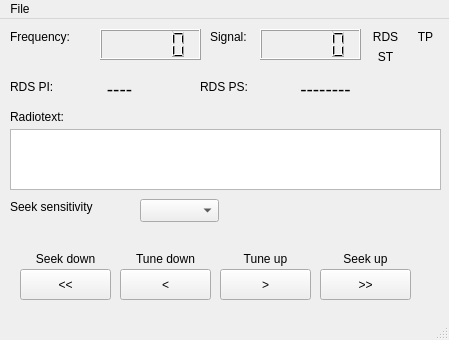
The window that mainwindow.ui (gersch07/pytef6686) describes before a commit, drawn with Qt 5.
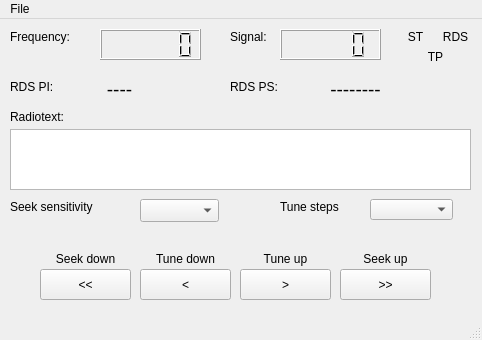
The same window after the commit.

The edit to the form file:
```diff
--- a/mainwindow.ui
+++ b/mainwindow.ui
@@ -6,7 +6,7 @@
    <rect>
     <x>0</x>
     <y>0</y>
-    <width>449</width>
+    <width>482</width>
     <height>340</height>
    </rect>
   </property>
@@ -30,7 +30,7 @@
    <widget class="QPushButton" name="SeekDown_Button">
     <property name="geometry">
      <rect>
-      <x>20</x>
+      <x>40</x>
       <y>250</y>
       <width>91</width>
       <height>31</height>
@@ -43,7 +43,7 @@
    <widget class="QPushButton" name="TuneDown_Button">
     <property name="geometry">
      <rect>
-      <x>120</x>
+      <x>140</x>
       <y>250</y>
       <width>91</width>
       <height>31</height>
@@ -56,7 +56,7 @@
    <widget class="QPushButton" name="TuneUp_Button">
     <property name="geometry">
      <rect>
-      <x>220</x>
+      <x>240</x>
       <y>250</y>
       <width>91</width>
       <height>31</height>
@@ -69,7 +69,7 @@
    <widget class="QPushButton" name="SeekUp_Button">
     <property name="geometry">
      <rect>
-      <x>320</x>
+      <x>340</x>
       <y>250</y>
       <width>91</width>
       <height>31</height>
@@ -88,11 +88,14 @@
       <height>31</height>
      </rect>
     </property>
+    <property name="digitCount">
+     <number>6</number>
+    </property>
    </widget>
    <widget class="QLabel" name="SeekDown_Label">
     <property name="geometry">
      <rect>
-      <x>20</x>
+      <x>40</x>
       <y>230</y>
       <width>91</width>
       <height>20</height>
@@ -108,7 +111,7 @@
    <widget class="QLabel" name="TuneDown_Label">
     <property name="geometry">
      <rect>
-      <x>120</x>
+      <x>140</x>
       <y>230</y>
       <width>91</width>
       <height>20</height>
@@ -124,7 +127,7 @@
    <widget class="QLabel" name="TuneUp_Label">
     <property name="geometry">
      <rect>
-      <x>220</x>
+      <x>240</x>
       <y>230</y>
       <width>91</width>
       <height>20</height>
@@ -140,7 +143,7 @@
    <widget class="QLabel" name="SeekUp_Label">
     <property name="geometry">
      <rect>
-      <x>320</x>
+      <x>340</x>
       <y>230</y>
       <width>91</width>
       <height>20</height>
@@ -156,7 +159,7 @@
    <widget class="QLabel" name="RDS_Ind_Label">
     <property name="geometry">
      <rect>
-      <x>370</x>
+      <x>440</x>
       <y>10</y>
       <width>31</width>
       <height>16</height>
@@ -172,8 +175,8 @@
    <widget class="QLabel" name="TP_Ind_Label">
     <property name="geometry">
      <rect>
-      <x>410</x>
-      <y>10</y>
+      <x>420</x>
+      <y>30</y>
       <width>31</width>
       <height>16</height>
      </rect>
@@ -188,7 +191,7 @@
    <widget class="QLCDNumber" name="Signal_dBuV_LCD">
     <property name="geometry">
      <rect>
-      <x>260</x>
+      <x>280</x>
       <y>10</y>
       <width>101</width>
       <height>31</height>
@@ -198,7 +201,7 @@
    <widget class="QLabel" name="Signal_Label">
     <property name="geometry">
      <rect>
-      <x>210</x>
+      <x>230</x>
       <y>10</y>
       <width>71</width>
       <height>16</height>
@@ -211,8 +214,8 @@
    <widget class="QLabel" name="Stereo_Ind_Label">
     <property name="geometry">
      <rect>
-      <x>370</x>
-      <y>30</y>
+      <x>400</x>
+      <y>10</y>
       <width>31</width>
       <height>16</height>
      </rect>
@@ -229,7 +232,7 @@
      <rect>
       <x>10</x>
       <y>110</y>
-      <width>431</width>
+      <width>461</width>
       <height>61</height>
      </rect>
     </property>
@@ -263,7 +266,7 @@
    <widget class="QLabel" name="TextFreq_label_3">
     <property name="geometry">
      <rect>
-      <x>200</x>
+      <x>230</x>
       <y>60</y>
       <width>71</width>
       <height>16</height>
@@ -297,7 +300,7 @@
    <widget class="QLabel" name="RDS_PS_QLabel">
     <property name="geometry">
      <rect>
-      <x>260</x>
+      <x>290</x>
       <y>60</y>
       <width>131</width>
       <height>21</height>
@@ -338,13 +341,36 @@
      <string>Seek sensitivity</string>
     </property>
    </widget>
+   <widget class="QLabel" name="TuneSteps_Label">
+    <property name="geometry">
+     <rect>
+      <x>280</x>
+      <y>180</y>
+      <width>111</width>
+      <height>16</height>
+     </rect>
+    </property>
+    <property name="text">
+     <string>Tune steps</string>
+    </property>
+   </widget>
+   <widget class="QComboBox" name="TuneSteps_Combo">
+    <property name="geometry">
+     <rect>
+      <x>370</x>
+      <y>180</y>
+      <width>83</width>
+      <height>21</height>
+     </rect>
+    </property>
+   </widget>
   </widget>
   <widget class="QMenuBar" name="menuBar">
    <property name="geometry">
     <rect>
      <x>0</x>
      <y>0</y>
-     <width>449</width>
+     <width>482</width>
      <height>28</height>
     </rect>
    </property>
```
